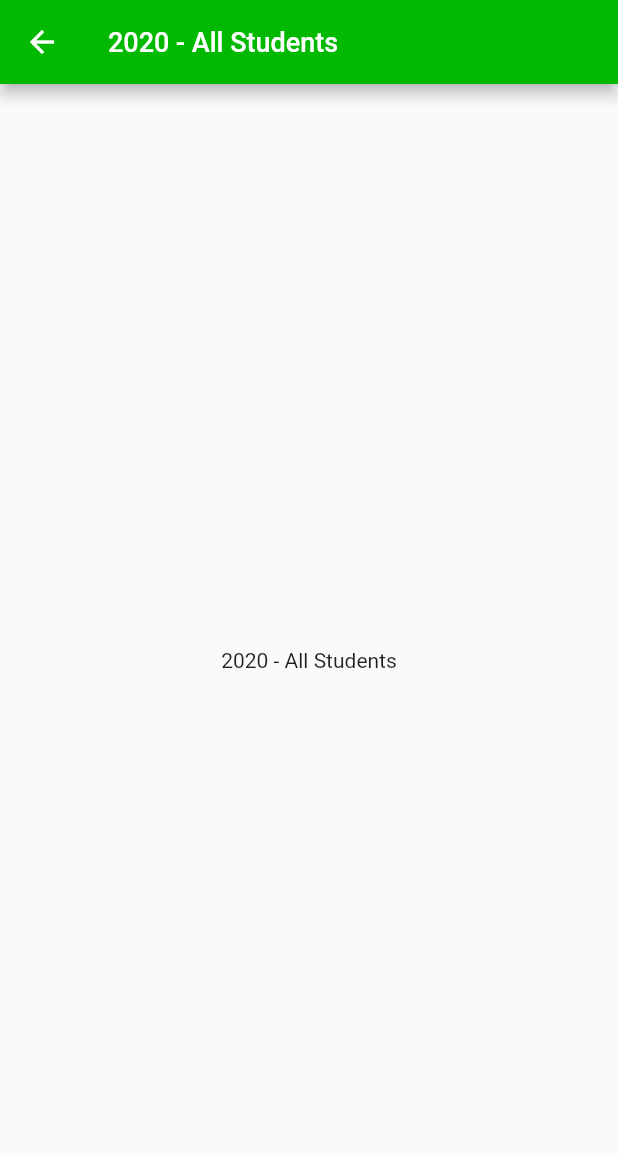
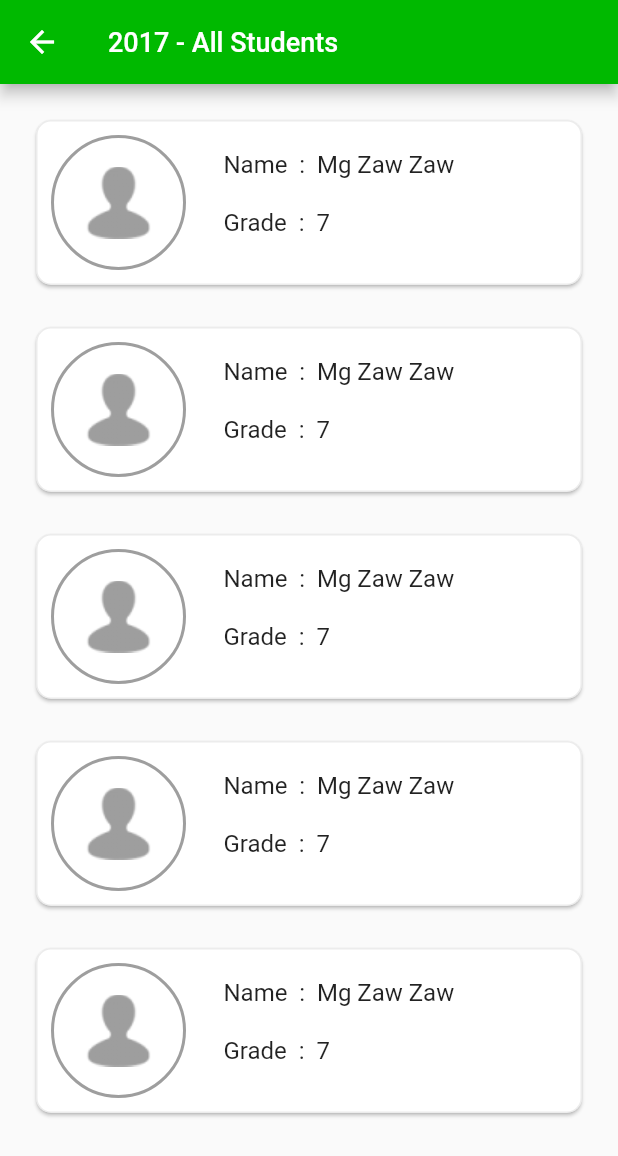
Before and after one commit to thingaha/thingaha-mobile, a Flutter app: the AllStudents screen opened directly, after a tap on "2017", on a phone screen of 412 x 824 dp. Shown: the top 1156 px of the screen. Run offline on Flutter 3.47's test engine with Material 2 defaults, Android fonts, the phone set to English and light mode, and no system bars; our stand-ins replace carousel_slider, google_fonts.

Commit message:
Create Student Per Year UI
Passing "year" value from all_students screen to student_per_year screen.

```diff
--- a/thingaha/lib/screen/all_students.dart
+++ b/thingaha/lib/screen/all_students.dart
@@ -32,7 +32,7 @@ class _AllStudentsState extends State<AllStudents> {
   Widget _buildYearWidget(year) {
     return CustomCardView(
       onPress: () {
-        Navigator.push(context, MaterialPageRoute(builder: (context) => StudentPerYear()));
+        Navigator.push(context, MaterialPageRoute(builder: (context) => StudentPerYear(year: year)));
       },
       cardView: Container(
         padding: EdgeInsets.all(20.0),
--- a/thingaha/lib/screen/student_per_year.dart
+++ b/thingaha/lib/screen/student_per_year.dart
@@ -1,20 +1,101 @@
+import 'package:flutter/cupertino.dart';
 import 'package:flutter/material.dart';
 import 'package:thingaha/helper/custom_appbar.dart';
+import 'package:thingaha/helper/custom_cardview.dart';
+import 'package:thingaha/helper/title_and_text_with_column.dart';
+import 'package:thingaha/model/student.dart';
+import 'package:thingaha/util/string_constants.dart';
+import 'package:thingaha/screen/student_info.dart';
 
 class StudentPerYear extends StatefulWidget {
+  final String year;
+  StudentPerYear({Key key,@required this.year}) :super(key:key);
+
   @override
   _StudentPerYearState createState() => _StudentPerYearState();
 }
 
+//TODO: Get data from API
+List<String> students = ["stu1", "stu2", "stu3", "stu4","stu5"];
+
 class _StudentPerYearState extends State<StudentPerYear> {
+
   @override
   Widget build(BuildContext context) {
     return Scaffold(
-      appBar: CustomAppBar(title: "2020 - All Students"), // year name which was passed from all students year list
-      body: Center(
-        child: Text("2020 - All Students"),
+        appBar: CustomAppBar(title: widget.year  + " - All Students"), // year name which was passed from all students year list
+        body: SingleChildScrollView(
+          child: Container(
+            height: MediaQuery.of(context).size.height,
+            width: MediaQuery.of(context).size.width,
+            child: Stack(
+              children: <Widget>[
+                Container(
+                  padding: EdgeInsets.all(10.0),
+                  child: ListView.builder(
+                    itemCount: students.length,
+                    itemBuilder: (context, index) {
+                      return _buildStudentUI(context);
+                    },
+                  ),
+                )
+              ],
+            ),
+          ),
+        ));
+  }
+
+  Widget _buildStudentUI(context) {
+    Student student = getStudent();
+
+    Widget photoWidget = Center(
+      child: Container(
+        width: 90.0,
+        height: 90.0,
+        child: Image.asset("images/ic_person.png"),
+        decoration: new BoxDecoration(
+          borderRadius: new BorderRadius.all(new Radius.circular(50.0)),
+          border: new Border.all(
+            color: Colors.grey,
+            width: 2.0,
+          ),
+        ),
+      ),
+    );
+
+    return Container(
+      margin: EdgeInsets.all(10.0),
+      child: CustomCardView(
+        onPress: (){
+          Navigator.push(context, MaterialPageRoute(builder: (context) => StudentInfo()));
+        },
+        cardView: Container(
+          margin: EdgeInsets.all(10.0),
+          child: Row(
+            crossAxisAlignment: CrossAxisAlignment.start,
+            children: <Widget>[
+              photoWidget,
+              SizedBox(width: 25.0,),
+              Expanded(
+                child: Column(
+                  crossAxisAlignment: CrossAxisAlignment.start,
+                  children: <Widget>[
+                    TitleAndTextWithColumn(title: txt_name, text: student.name),
+                    TitleAndTextWithColumn(title: txt_grade, text: student.grade),
+                  ],
+                ),
+              ),
+            ],
+          ),
+        ),
       ),
     );
   }
 
+  Student getStudent() {
+    Student student = Student();
+    student.name = "Mg Zaw Zaw";
+    student.grade = "7";
+    return student;
+  }
 }
```
